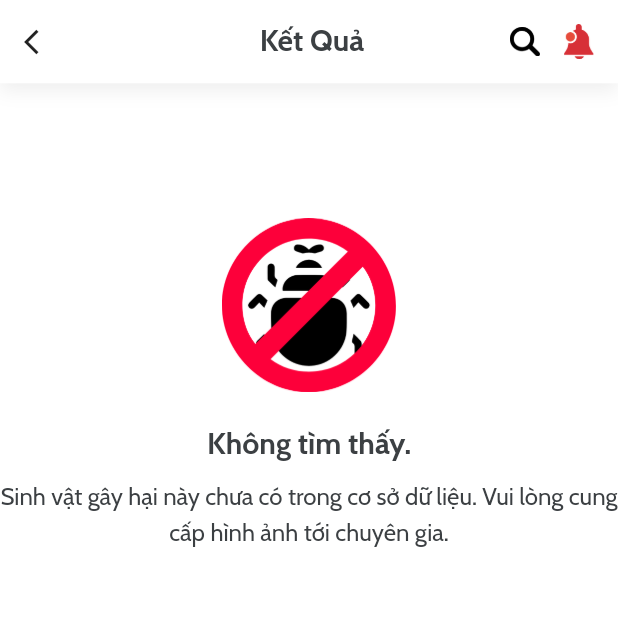
After one commit to LongVeipe/trung-mua-flutter, a Flutter app: the ResultsListPage screen opened directly, on a phone screen of 412 x 824 dp, the top half of it. The commit adds this screen. Run offline on Flutter 3.47's test engine with Material 2 defaults, Android fonts, the phone set to English and light mode, and no system bars; our stand-ins replace cached_network_image, camera, carousel_slider, dio, dotted_border, firebase_auth and 19 more; missing offline and left inert: downloads_path_provider, flutter_pdfview, gql, in_app_purchase_android, in_app_purchase_ios, platform_device_id; accounts and stored records are empty; statements that could not run were skipped.

Commit message:
add results list page

```diff
--- a/lib/config/theme/color-constant.dart
+++ b/lib/config/theme/color-constant.dart
@@ -7,7 +7,7 @@ class ColorConst {
   // static const Color greyTextColor = Color(0xffA8A8A8);
   // static const Color loadingButtonColor = Color(0xffFFF8E5);
 
-  static const Color primaryColor = Color(0xFFD73037);
+  static const Color primaryColor = Colors.teal;
   // static const Color primaryColorGradient1 = Color(0xFF38D0FF);
   // static const Color primaryColorGradient2 = Color(0xFF0D57EF);
   static const Color secondaryColor = Color(0xFFF6F6F8);
--- a/lib/shared/tabbar/custom_animated_bottombar.dart
+++ b/lib/shared/tabbar/custom_animated_bottombar.dart
@@ -1,6 +1,7 @@
 import 'package:flutter/material.dart';
 import 'package:get/get.dart';
 import 'package:viettel_app/config/theme/assets-constant.dart';
+import 'package:viettel_app/config/theme/color-constant.dart';
 import 'package:viettel_app/config/theme/style-constant.dart';
 import 'package:viettel_app/src/camera_search/camera_search_page.dart';
 import 'package:viettel_app/src/camera_search/components/take_picture_screen.dart';
@@ -79,7 +80,7 @@ class CustomAnimatedBottomBar extends StatelessWidget {
                       width: 57,
                       height: 57,
                       decoration: BoxDecoration(
-                          color: Colors.red,
+                          color: ColorConst.primaryColor,
                           borderRadius: BorderRadius.circular(100)),
                       child: Center(
                           child: ImageIcon(
--- /dev/null
+++ b/lib/src/library/results_list_page.dart
@@ -0,0 +1,142 @@
+import 'package:flutter/material.dart';
+import 'package:get/get.dart';
+import 'package:viettel_app/config/theme/color-constant.dart';
+import 'package:viettel_app/config/theme/style-constant.dart';
+import 'package:viettel_app/models/library/disease_scan_model.dart';
+import 'package:viettel_app/shared/widget/widget_appbar.dart';
+import 'package:viettel_app/shared/widget/widget_image_network.dart';
+import 'package:viettel_app/src/camera_search/detail_result_page.dart';
+import 'package:viettel_app/src/home/components/widget_icon_text.dart';
+import '../../export.dart';
+
+class ResultsListPage extends StatelessWidget {
+  final List<Results>? results;
+
+  const ResultsListPage({Key? key, this.results}) : super(key: key);
+
+  static int countPage = 0;
+
+  @override
+  Widget build(BuildContext context) {
+    return Scaffold(
+        backgroundColor: Colors.white,
+        body: Column(children: [
+          WidgetAppbar(title: "Kết Quả"),
+          Expanded(
+              child: SingleChildScrollView(
+            child: (results?.length ?? 0) > 0
+                ? Column(
+                    children: List.generate(
+                        results?.length ?? 0,
+                        (index) =>
+                            widgetItemKetQua(results?[index] ?? Results())),
+                  )
+                : noData("Không tìm thấy."),
+          )),
+        ]));
+  }
+
+  Widget widgetItemKetQua(Results data) {
+    return GestureDetector(
+      onTap: () {
+        ResultsListPage.countPage += 1;
+        Get.to(DetailResultPage(
+          diseaseModel: data.disease,
+        ));
+      },
+      child: Container(
+        decoration: BoxDecoration(
+            border: Border(
+                bottom:
+                    BorderSide(color: ColorConst.backgroundColor, width: 2))),
+        padding: const EdgeInsets.all(16.0),
+        child: Row(
+          crossAxisAlignment: CrossAxisAlignment.start,
+          children: [
+            ClipRRect(
+                borderRadius: BorderRadius.circular(10),
+                child: WidgetImageNetWork(
+                  url: data.imageUrl,
+                  width: 80,
+                  height: 80,
+                  fit: BoxFit.cover,
+                )),
+            SizedBox(
+              width: 10,
+            ),
+            Expanded(
+              child: Column(
+                crossAxisAlignment: CrossAxisAlignment.start,
+                children: [
+                  Text(
+                    data.className ?? "",
+                    style: StyleConst.boldStyle(),
+                    overflow: TextOverflow.ellipsis,
+                    maxLines: 3,
+                  ),
+                  SizedBox(
+                    height: 5,
+                  ),
+                  WidgetIconText(
+                    iconAsset: AssetsConst.iconTime,
+                    text: "${data.disease?.createdAt ?? ""}",
+                    size: miniSize,
+                    style: StyleConst.regularStyle(fontSize: miniSize),
+                  ),
+                  SizedBox(
+                    height: 5,
+                  ),
+                  Text(
+                    "Tên gọi khác: ${data.disease?.alternativeName ?? "Không có"}",
+                    style: StyleConst.regularStyle(fontSize: miniSize),
+                  ),
+                  SizedBox(
+                    height: 5,
+                  ),
+                  Text(
+                    "Độ chính xác: ${data.accuracy ?? "Không rõ"}%",
+                    style: StyleConst.regularStyle(fontSize: miniSize)
+                  )
+                  // Text(
+                  //   "Tên gọi khác: Magnaporthe grisea (Hebert) Barr (Piricularia oryzae Carava)",
+                  //   style: StyleConst.regularStyle(height: 1.5),
+                  // ),
+                ],
+              ),
+            ),
+          ],
+        ),
+      ),
+    );
+  }
+
+  Widget noData(String body) {
+    return Column(
+      children: [
+        SizedBox(
+          height: 64,
+        ),
+        Padding(
+          padding: const EdgeInsets.symmetric(vertical: 24),
+          child: Image.asset(
+            "assets/images/image_not_fond_disease.png",
+            width: 116,
+            height: 116,
+          ),
+        ),
+        Text(
+          body,
+          style: StyleConst.boldStyle(fontSize: titleSize),
+        ),
+        SizedBox(
+          height: 10,
+        ),
+        Text(
+          "Sinh vật gây hại này chưa có trong cơ sở dữ liệu. Vui lòng cung cấp hình ảnh tới chuyên gia.",
+          style: StyleConst.regularStyle(height: 1.5),
+          textAlign: TextAlign.center,
+        ),
+      ],
+    );
+  }
+}
```
Also changed, not shown: lib/src/library/components/identified_recently_screen.dart (+7 -6 lines), 1 other file.
